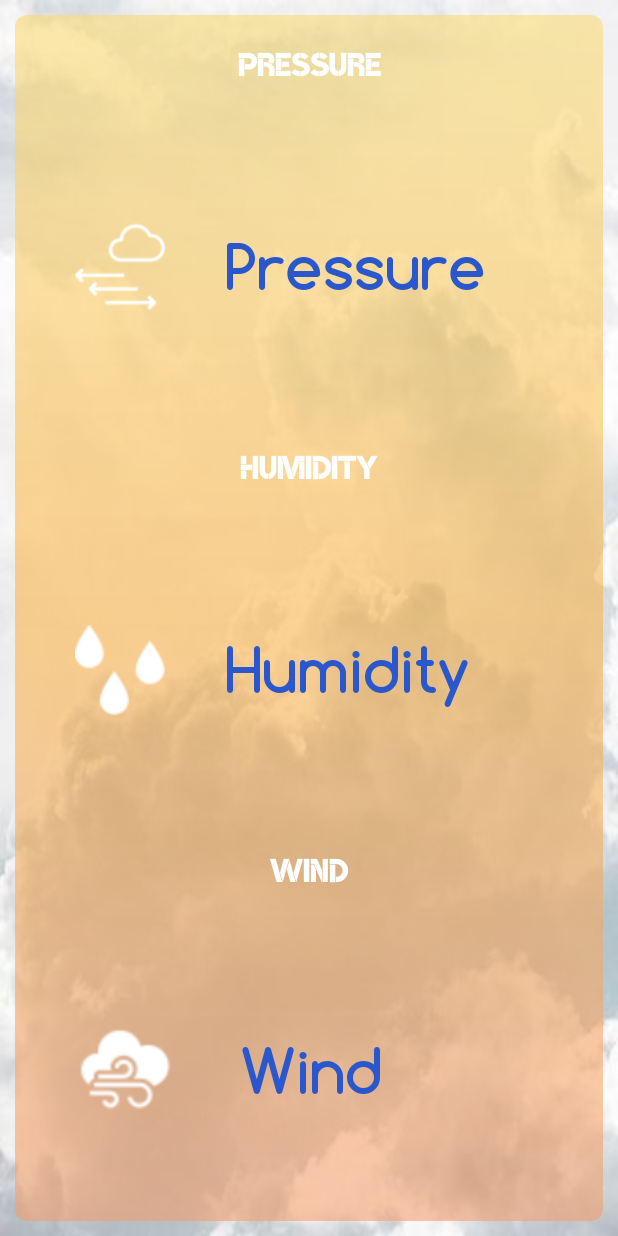
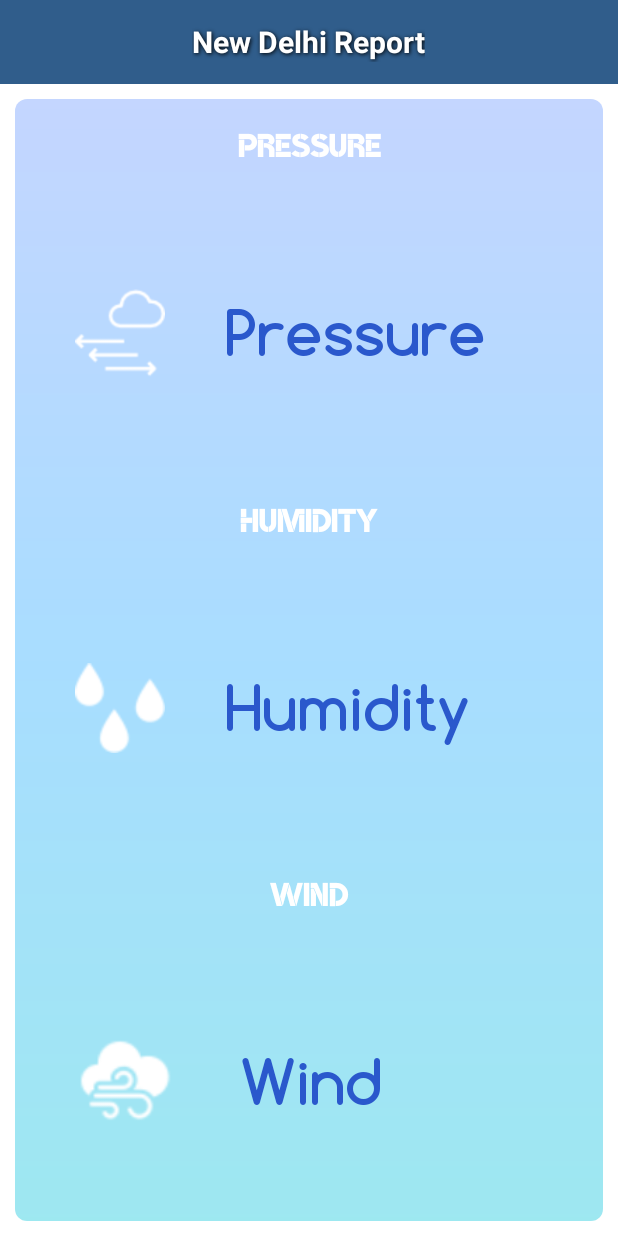
Before and after one commit to NaveenVM/Weather_Monitor, an Android app: the screen it shows after launch (WeatherDetails), after a tap on "NEW DELHI", on a phone screen of 412 x 824 dp. Run offline under Robolectric (Android 15) with nearby library versions, the phone set to English and light mode, and no system bars; our stand-ins replace Volley; network calls fail.

Commit message:
Second commit

```diff
--- a/app/src/main/AndroidManifest.xml
+++ b/app/src/main/AndroidManifest.xml
@@ -24,8 +24,7 @@
         <activity android:name=".MainActivity"
             android:screenOrientation="portrait"/>
         <activity android:name=".WeatherDetails"
-            android:screenOrientation="portrait"
-            android:theme="@style/AppTheme.NoActionBar">
+            android:screenOrientation="portrait">
 
         </activity>
     </application>
--- a/app/src/main/java/whethermonitor/naveen/com/whethermonitor/MainActivity.java
+++ b/app/src/main/java/whethermonitor/naveen/com/whethermonitor/MainActivity.java
@@ -1,15 +1,20 @@
 package whethermonitor.naveen.com.whethermonitor;
 
 import android.annotation.SuppressLint;
+import android.app.Dialog;
 import android.content.Intent;
 import android.graphics.Typeface;
 import android.os.Handler;
 import android.os.Parcelable;
+import android.support.v7.app.ActionBar;
 import android.support.v7.app.AppCompatActivity;
 import android.os.Bundle;
 import android.util.Log;
 import android.view.MotionEvent;
 import android.view.View;
+import android.view.WindowManager;
+import android.widget.Button;
+import android.widget.EditText;
 import android.widget.RelativeLayout;
 import android.widget.TextView;
 import android.widget.Toast;
@@ -57,6 +62,13 @@ public class MainActivity extends AppCompatActivity {
     protected void onCreate(Bundle savedInstanceState) {
         super.onCreate(savedInstanceState);
         setContentView(R.layout.activity_main);
+        MainActivity.this.getWindow().clearFlags(WindowManager.LayoutParams.FLAG_KEEP_SCREEN_ON);
+        getSupportActionBar().setDisplayOptions(ActionBar.DISPLAY_SHOW_CUSTOM);
+        getSupportActionBar().setDisplayShowCustomEnabled(true);
+        getSupportActionBar().setCustomView(R.layout.main_header);
+        getSupportActionBar().setElevation(0);
+        View v = getSupportActionBar().getCustomView();
+        TextView titleTxtView = (TextView) v.findViewById(R.id.titleTxt);
 
         Typeface typeface= Typeface.createFromAsset(getApplicationContext().getAssets(),"comfortaa_bold.ttf");
 
@@ -74,7 +86,33 @@ public class MainActivity extends AppCompatActivity {
         relativeBangalore = (RelativeLayout)findViewById(R.id.relative_bangalore);
         relativeNewDelhi = (RelativeLayout)findViewById(R.id.relative_newdelhi);
 
+        titleTxtView.setOnLongClickListener(new View.OnLongClickListener() {
+            @Override
+            public boolean onLongClick(View v) {
+                final Dialog dialog = new Dialog(MainActivity.this);
+                dialog.setContentView(R.layout.key_address_layouy);
 
+                final EditText key_Text = (EditText) dialog.findViewById(R.id.editText);
+                Button btn = (Button) dialog.findViewById(R.id.button);
+
+                dialog.show();
+                btn.setOnClickListener(new View.OnClickListener() {
+                    @Override
+                    public void onClick(View v) {
+
+                        String weather_key = key_Text.getText().toString().trim();
+                        if(weather_key.equals("")||(weather_key.length()==0)){
+                            Toast.makeText(MainActivity.this,"Please enter IP address",Toast.LENGTH_SHORT).show();
+                        }else{
+                            weatherKey = "&APPID="+weather_key;
+                            callAsynchronousTask();
+                            dialog.dismiss();
+                        }
+                    }
+                });
+                return false;
+            }
+        });
         ///5ceb8f0a44dc7554154ce93db3bc28e8
 
         urls=  AppController.stringIpAddress(MainActivity.this);
@@ -87,6 +125,7 @@ public class MainActivity extends AppCompatActivity {
             public void onClick(View v) {
                 Intent intent = new Intent(MainActivity.this,WeatherDetails.class);
                 intent.putExtra("mylist", chennaiList);
+                intent.putExtra("cityName","Chennai Report");
                 startActivity(intent);
             }
         });
@@ -95,6 +134,7 @@ public class MainActivity extends AppCompatActivity {
             public void onClick(View v) {
                 Intent intent = new Intent(MainActivity.this,WeatherDetails.class);
                 intent.putExtra("mylist", mumbaiList);
+                intent.putExtra("cityName","Mumbai Report");
                 startActivity(intent);
             }
         });
@@ -103,6 +143,7 @@ public class MainActivity extends AppCompatActivity {
             public void onClick(View v) {
                 Intent intent = new Intent(MainActivity.this,WeatherDetails.class);
                 intent.putExtra("mylist", bangaloreList);
+                intent.putExtra("cityName","Bangalore Report");
                 startActivity(intent);
             }
         });
@@ -111,6 +152,7 @@ public class MainActivity extends AppCompatActivity {
             public void onClick(View v) {
                 Intent intent = new Intent(MainActivity.this,WeatherDetails.class);
                 intent.putExtra("mylist", newdelhiList);
+                intent.putExtra("cityName","New Delhi Report");
                 startActivity(intent);
             }
         });
--- a/app/src/main/java/whethermonitor/naveen/com/whethermonitor/WeatherDetails.java
+++ b/app/src/main/java/whethermonitor/naveen/com/whethermonitor/WeatherDetails.java
@@ -2,9 +2,12 @@ package whethermonitor.naveen.com.whethermonitor;
 
 import android.content.Intent;
 import android.graphics.Typeface;
+import android.support.v7.app.ActionBar;
 import android.support.v7.app.AppCompatActivity;
 import android.os.Bundle;
 import android.util.Log;
+import android.view.View;
+import android.view.WindowManager;
 import android.widget.TextView;
 
 import java.io.Serializable;
@@ -22,7 +25,17 @@ public class WeatherDetails extends AppCompatActivity{
     @Override
     protected void onCreate(Bundle savedInstanceState) {
         super.onCreate(savedInstanceState);
+        WeatherDetails.this.getWindow().clearFlags(WindowManager.LayoutParams.FLAG_KEEP_SCREEN_ON);
+        getSupportActionBar().setDisplayOptions(ActionBar.DISPLAY_SHOW_CUSTOM);
+        getSupportActionBar().setDisplayShowCustomEnabled(true);
+        getSupportActionBar().setCustomView(R.layout.header);
+        getSupportActionBar().setElevation(0);
+        View v = getSupportActionBar().getCustomView();
+        TextView titleTxtView = (TextView) v.findViewById(R.id.titleTxt);
+
+
         setContentView(R.layout.activity_weather_details);
+
         Typeface typeface= Typeface.createFromAsset(getApplicationContext().getAssets(),"comfortaa_bold.ttf");
         Typeface typefaceBroshk= Typeface.createFromAsset(getApplicationContext().getAssets(),"broshk.ttf");
         pressValue = (TextView)findViewById(R.id.press_Value);
@@ -39,7 +52,9 @@ public class WeatherDetails extends AppCompatActivity{
         windText.setTypeface(typefaceBroshk);
 
         ArrayList<BeanWeather> cityList = (ArrayList<BeanWeather>) getIntent().getSerializableExtra("mylist");
-
+        String cityName = getIntent().getExtras().getString("cityName");
+        Log.d("TestTag","cityList "+cityList);
+        titleTxtView.setText(cityName);
         getWeatherDetails(cityList);
     }
     public void getWeatherDetails(ArrayList<BeanWeather> cityList){
--- a/app/src/main/res/drawable/gradiant_background.xml
+++ b/app/src/main/res/drawable/gradiant_background.xml
@@ -3,9 +3,9 @@
 
     <gradient
         android:angle="90"
-        android:startColor="#95f59e6e"
-        android:centerColor="#95fab348"
-        android:endColor="#95f9db72"
+        android:startColor="#9558d7e6"
+        android:centerColor="#956bc5ff"
+        android:endColor="#959ab8ff"
         android:type="linear" />
     <corners
         android:radius="8dp"
--- a/app/src/main/res/layout/activity_main.xml
+++ b/app/src/main/res/layout/activity_main.xml
@@ -4,7 +4,7 @@
     xmlns:tools="http://schemas.android.com/tools"
     android:layout_width="match_parent"
     android:layout_height="match_parent"
-    android:background="@drawable/yellow_sky"
+    android:background="@drawable/images1"
     android:orientation="vertical"
     tools:context=".MainActivity">
 
--- a/app/src/main/res/layout/activity_weather_details.xml
+++ b/app/src/main/res/layout/activity_weather_details.xml
@@ -4,7 +4,7 @@
     xmlns:tools="http://schemas.android.com/tools"
     android:layout_width="match_parent"
     android:layout_height="match_parent"
-    android:background="@drawable/white_sky"
+    android:background="@color/colorWhite"
     tools:context=".WeatherDetails">
     <LinearLayout
         android:layout_width="match_parent"
--- /dev/null
+++ b/app/src/main/res/layout/header.xml
@@ -0,0 +1,26 @@
+<RelativeLayout xmlns:android="http://schemas.android.com/apk/res/android"
+    xmlns:tools="http://schemas.android.com/tools"
+    android:layout_width="fill_parent"
+    android:layout_height="match_parent"
+    android:layout_centerInParent="true"
+    android:orientation="horizontal"
+    android:background="@color/colorPrimary">
+
+    <TextView
+        android:id="@+id/titleTxt"
+        android:layout_width="wrap_content"
+        android:layout_height="wrap_content"
+        android:layout_centerInParent="true"
+        android:gravity="center"
+        android:shadowColor="@color/colorBlack"
+        android:shadowDx="1"
+        android:shadowDy="1"
+        android:shadowRadius="3"
+        android:text="Weather Monitor"
+        android:textStyle="bold"
+        android:textColor="@color/colorWhite"
+        android:textSize="20sp" />
+
+
+
+</RelativeLayout>
--- a/app/src/main/res/values/colors.xml
+++ b/app/src/main/res/values/colors.xml
@@ -1,6 +1,7 @@
 <?xml version="1.0" encoding="utf-8"?>
 <resources>
-    <color name="colorPrimary">#535666</color>
+    <color name="colorPrimary">#305d8b</color>
+    <color name="colorPrimarynew">#535666</color>
     <color name="colorPrimaryCopy">#3F51B5</color>
     <color name="colorPrimaryDark">#3e404b</color>
     <color name="colorPrimaryDarkCopy">#303F9F</color>
--- a/app/src/main/res/values/strings.xml
+++ b/app/src/main/res/values/strings.xml
@@ -1,5 +1,5 @@
 <resources>
-    <string name="app_name">WhetherMonitor</string>
+    <string name="app_name">WeatherMonitor</string>
 
     <string name="url_port">http://api.openweathermap.org/data/2.5/weather?q=</string>
 
```
Also changed, not shown: app/src/main/res/layout/key_address_layouy.xml (added, +42 -0 lines), app/src/main/res/layout/main_header.xml (added, +30 -0 lines), app/src/main/res/drawable/images.jpg (added), app/src/main/res/drawable/images1.jpg (added).
